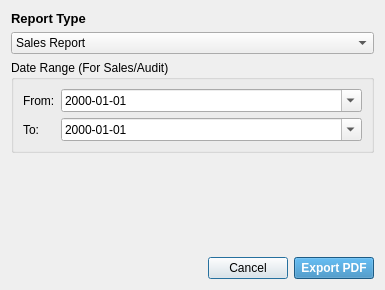
Before: the Qt Designer form views/report_dialog.ui in hiroluv/ShelfSync_POS, drawn with Qt 5.
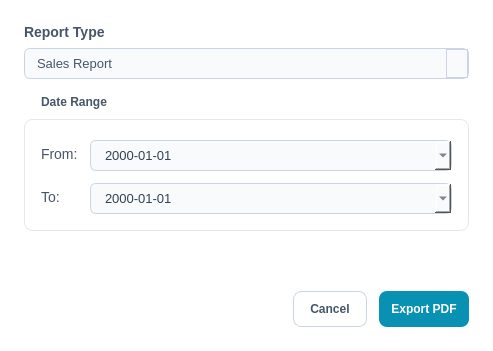
After: the same form once the commit is applied.

Commit message: 12-16-2025 Report Generator Fixes

Patch:
```diff
--- a/views/report_dialog.ui
+++ b/views/report_dialog.ui
@@ -6,25 +6,167 @@
    <rect>
     <x>0</x>
     <y>0</y>
-    <width>385</width>
-    <height>290</height>
+    <width>493</width>
+    <height>351</height>
    </rect>
   </property>
   <property name="windowTitle">
    <string>Generate Report</string>
   </property>
   <property name="styleSheet">
-   <string notr="true"/>
+   <string notr="true">
+    QDialog {
+
+        background-color: #FFFFFF;
+
+    }
+
+    QLabel {
+
+        color: #475569;
+
+        font-family: &quot;Segoe UI&quot;;
+
+        font-size: 14px;
+
+    }
+
+    QGroupBox {
+
+        border: 1px solid #E2E8F0;
+
+        border-radius: 8px;
+
+        margin-top: 24px;
+
+        font-family: &quot;Segoe UI&quot;;
+
+        font-weight: 600;
+
+        color: #475569;
+
+    }
+
+    QGroupBox::title {
+
+        subcontrol-origin: margin;
+
+        subcontrol-position: top left;
+
+        left: 10px;
+
+        padding: 0 5px;
+
+    }
+
+    QComboBox, QDateEdit {
+
+        border: 1px solid #CBD5E1;
+
+        border-radius: 6px;
+
+        padding: 6px 12px;
+		background:rgb(118, 118, 118);
+        background-color: #F8FAFC;
+
+
+        color: #334155;
+
+        font-family: &quot;Segoe UI&quot;;
+
+        font-size: 13px;
+
+    }
+
+    QComboBox:hover, QDateEdit:hover {
+
+        border-color: #94A3B8;
+
+    }
+
+    QComboBox::drop-down {
+
+        border: 1px solid #CBD5E1;
+
+        width: 20px;
+
+    }
+
+    QPushButton {
+
+        border: 1px solid #CBD5E1;
+
+        border-radius: 6px;
+
+        padding: 8px 16px;
+
+        background-color: #FFFFFF;
+
+        color: #475569;
+
+        font-family: &quot;Segoe UI&quot;;
+
+        font-weight: 600;
+
+    }
+
+    QPushButton:hover {
+
+        background-color: #F1F5F9;
+
+        border-color: #94A3B8;
+
+    }
+
+    QPushButton#exportBtn {
+
+        background-color: #2563EB;
+
+        color: white;
+
+        border: 1px solid #2563EB;
+
+    }
+
+    QPushButton#exportBtn: QPushButton:hover { background-color: #0E7490; }
+
+    
+
+   </string>
   </property>
   <layout class="QVBoxLayout" name="verticalLayout">
+   <property name="spacing">
+    <number>16</number>
+   </property>
+   <property name="leftMargin">
+    <number>24</number>
+   </property>
+   <property name="topMargin">
+    <number>24</number>
+   </property>
+   <property name="rightMargin">
+    <number>24</number>
+   </property>
+   <property name="bottomMargin">
+    <number>24</number>
+   </property>
+   <item>
+    <layout class="QVBoxLayout" name="inputTypeLayout">
+     <property name="spacing">
+      <number>8</number>
+     </property>
    <item>
     <widget class="QLabel" name="label_3">
      <property name="font">
       <font>
-       <pointsize>10</pointsize>
+         <family>Segoe UI</family>
+         <pointsize>-1</pointsize>
        <bold>true</bold>
       </font>
      </property>
+       <property name="styleSheet">
+        <string notr="true">background: none;</string>
+       </property>
      <property name="text">
       <string>Report Type</string>
      </property>
@@ -32,6 +174,9 @@
    </item>
    <item>
     <widget class="QComboBox" name="reportTypeCombo">
+       <property name="styleSheet">
+        <string notr="true">color: #475569;</string>
+       </property>
      <item>
       <property name="text">
        <string>Sales Report</string>
@@ -54,12 +199,32 @@
      </item>
     </widget>
    </item>
+    </layout>
+   </item>
    <item>
     <widget class="QGroupBox" name="dateGroup">
      <property name="title">
-      <string>Date Range (For Sales/Audit)</string>
+      <string>Date Range</string>
      </property>
      <layout class="QFormLayout" name="formLayout">
+      <property name="horizontalSpacing">
+       <number>12</number>
+      </property>
+      <property name="verticalSpacing">
+       <number>12</number>
+      </property>
+      <property name="leftMargin">
+       <number>16</number>
+      </property>
+      <property name="topMargin">
+       <number>20</number>
+      </property>
+      <property name="rightMargin">
+       <number>16</number>
+      </property>
+      <property name="bottomMargin">
+       <number>16</number>
+      </property>
       <item row="0" column="0">
        <widget class="QLabel" name="label">
         <property name="text">
@@ -69,6 +234,9 @@
       </item>
       <item row="0" column="1">
        <widget class="QDateEdit" name="startDateEdit">
+        <property name="styleSheet">
+         <string notr="true"/>
+        </property>
         <property name="displayFormat">
          <string>yyyy-MM-dd</string>
         </property>
@@ -112,6 +280,9 @@
    </item>
    <item>
     <layout class="QHBoxLayout" name="horizontalLayout">
+     <property name="spacing">
+      <number>12</number>
+     </property>
      <item>
       <spacer name="horizontalSpacer">
        <property name="orientation">
@@ -127,6 +298,24 @@
      </item>
      <item>
       <widget class="QPushButton" name="cancelBtn">
+       <property name="minimumSize">
+        <size>
+         <width>0</width>
+         <height>36</height>
+        </size>
+       </property>
+       <property name="maximumSize">
+        <size>
+         <width>16777215</width>
+         <height>36</height>
+        </size>
+       </property>
+       <property name="cursor">
+        <cursorShape>PointingHandCursor</cursorShape>
+       </property>
+       <property name="styleSheet">
+        <string notr="true">border-radius: 8px</string>
+       </property>
        <property name="text">
         <string>Cancel</string>
        </property>
@@ -134,8 +323,23 @@
      </item>
      <item>
       <widget class="QPushButton" name="exportBtn">
+       <property name="minimumSize">
+        <size>
+         <width>0</width>
+         <height>36</height>
+        </size>
+       </property>
+       <property name="maximumSize">
+        <size>
+         <width>16777215</width>
+         <height>36</height>
+        </size>
+       </property>
+       <property name="cursor">
+        <cursorShape>PointingHandCursor</cursorShape>
+       </property>
        <property name="styleSheet">
-        <string>background-color: #2980b9; color: white; font-weight: bold;</string>
+        <string notr="true">QPushButton { background-color: #0891B2; color: white; border: none; padding: 12px; border-radius: 8px; font-weight: bold; } QPushButton:hover { background-color: #06B6D4; }</string>
        </property>
        <property name="text">
         <string>Export PDF</string>
```
Lines whose indentation alone changed are shown as unchanged. The commit also changes 4 other files.
